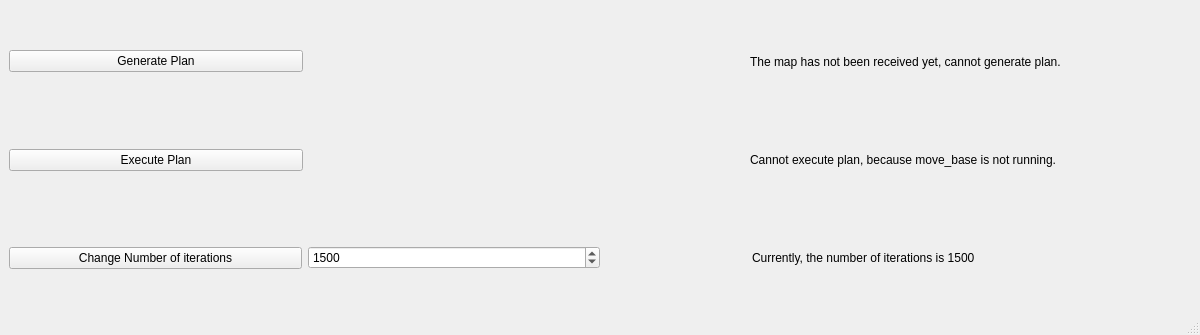
First picture: the form in mbf_rrts_planner/forms/control_panel.ui, repository MRSD-Project-GHAR/ha_planner, before the edit; both pictures show x 0 to 1200 and y 209 to 544 of the 1200 by 544 pixel window.
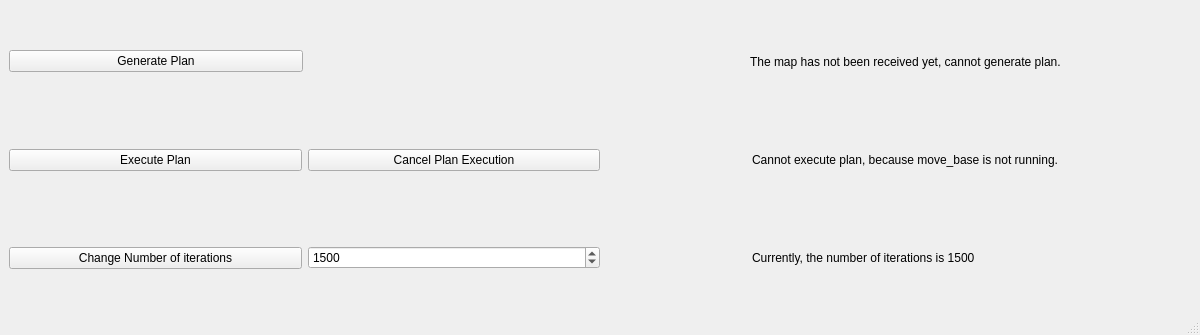
Second picture: the form after the edit.

Commit message: Add cancel plan execution function

What changed in the file:
```diff
--- a/mbf_rrts_planner/forms/control_panel.ui
+++ b/mbf_rrts_planner/forms/control_panel.ui
@@ -127,7 +127,7 @@
        </layout>
       </item>
       <item>
-       <layout class="QHBoxLayout" name="horizontalLayout_3" stretch="2,3,3">
+       <layout class="QHBoxLayout" name="horizontalLayout_3" stretch="2,2,1,3">
         <item>
          <widget class="QPushButton" name="execute_plan_button">
           <property name="text">
@@ -135,6 +135,13 @@
           </property>
          </widget>
         </item>
+        <item>
+         <widget class="QPushButton" name="cancel_plan_execution_button">
+          <property name="text">
+           <string>Cancel Plan Execution</string>
+          </property>
+         </widget>
+        </item>
         <item>
          <spacer name="horizontalSpacer_4">
           <property name="orientation">
```
The commit also changes 3 other files.
